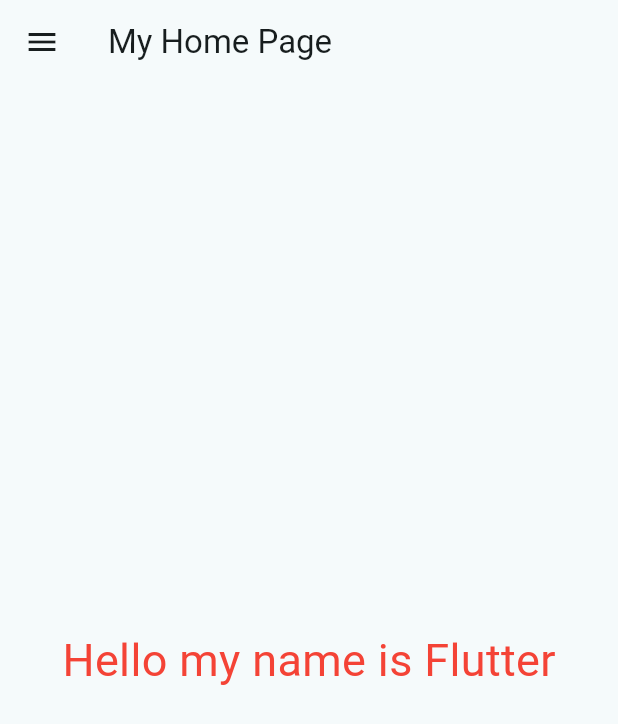
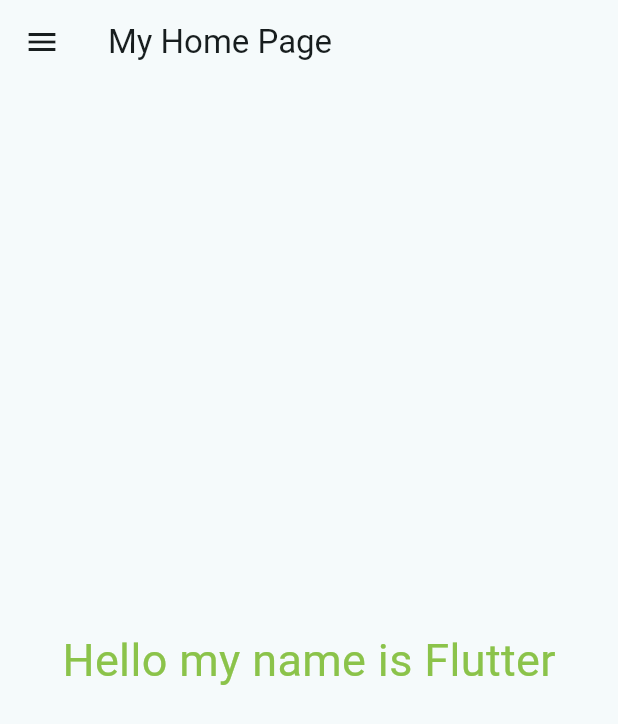
Before and after one commit to noptech85/android01, a Flutter app: the screen it shows after launch, on a phone screen of 412 x 824 dp. Shown: the top 724 px of the screen. Run offline on Flutter 3.47's test engine with Material 3 defaults, Android fonts, the phone set to English and light mode, and no system bars.

Commit message:
AndroidApp-V2

```diff
--- a/lib/my_home_page.dart
+++ b/lib/my_home_page.dart
@@ -1,7 +1,7 @@
 import 'package:flutter/cupertino.dart';
 import 'package:flutter/material.dart';
 
-class MyHomePage  extends StatelessWidget {
+class MyHomePage extends StatelessWidget {
   const MyHomePage({super.key});
 
   @override
@@ -11,9 +11,10 @@ class MyHomePage  extends StatelessWidget {
         child: Text("My Drawer"),
       ),
       appBar: AppBar(title: Text('My Home Page')),
-        body: Center(
-          child: Text("Hello my name is Flutter",style:TextStyle(fontSize: 30,color: Colors.red)),
-        ),
+      body: Center(
+        child: Text("Hello my name is Flutter",
+            style: TextStyle(fontSize: 30, color: Colors.lightGreen)),
+      ),
     );
   }
 }
```
